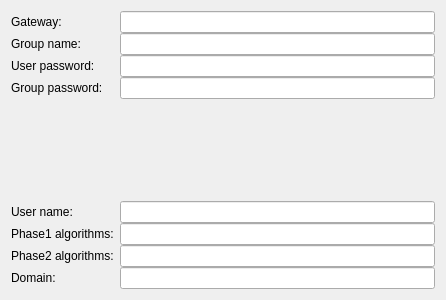
The window that vpn/openswan/openswan.ui (KDE/plasma-nm) describes before a commit, drawn with Qt 5.
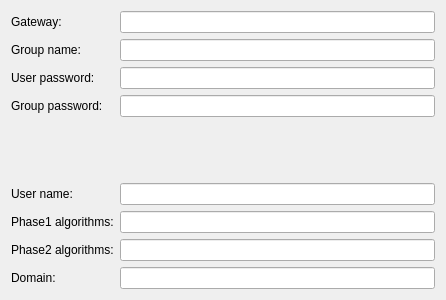
The same window after the commit. Custom widgets are drawn as their Qt base class.

The edit to the form file:
```diff
--- a/vpn/openswan/openswan.ui
+++ b/vpn/openswan/openswan.ui
@@ -12,7 +12,7 @@
   </property>
   <layout class="QFormLayout" name="formLayout">
    <property name="verticalSpacing">
-    <number>0</number>
+    <number>6</number>
    </property>
    <item row="0" column="0">
     <widget class="QLabel" name="label">
```
